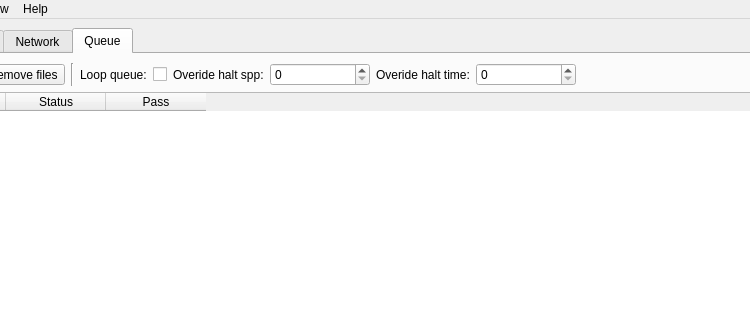
Qt form qtgui/luxrender.ui (sungsoo/luxrender-lux) before a commit; both pictures show x 115 to 865 and y 0 to 320 of the 947 by 736 pixel window.
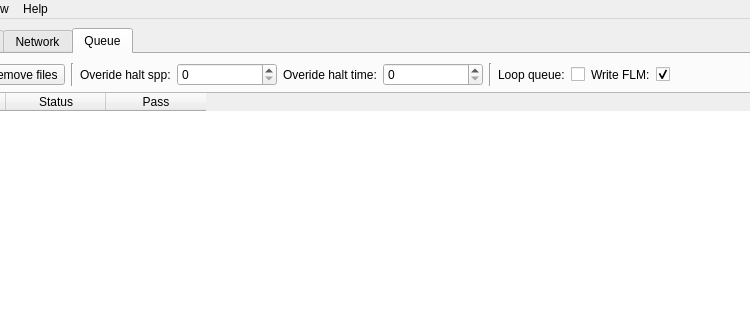
The same form after that commit. The open tabs and pages were chosen to show the change. Icons and pictures are not drawn.

Commit message: Added override of flm writing to queue GUI.

```diff
--- a/qtgui/luxrender.ui
+++ b/qtgui/luxrender.ui
@@ -761,23 +761,6 @@
                    </property>
                  </widget>
                </item>
-               <item>
-                 <widget class="QLabel" name="label_loopQueue">
-                   <property name="text">
-                     <string>Loop queue:</string>
-                   </property>
-                   <property name="buddy">
-                     <cstring>checkBox_loopQueue</cstring>
-                   </property>
-                 </widget>
-               </item>
-               <item>
-                 <widget class="QCheckBox" name="checkBox_loopQueue">
-                   <property name="toolTip">
-                     <string>Continuously loop queue</string>
-                   </property>
-                 </widget>
-               </item>
                <item>
                  <widget class="QLabel" name="label_overrideHaltSpp">
                    <property name="text">
@@ -848,6 +831,50 @@
                    </property>
                  </widget>
                </item>
+               <item>
+                 <widget class="Line" name="line_5">
+                   <property name="orientation">
+                     <enum>Qt::Vertical</enum>
+                   </property>
+                 </widget>
+               </item>
+               <item>
+                 <widget class="QLabel" name="label_loopQueue">
+                   <property name="text">
+                     <string>Loop queue:</string>
+                   </property>
+                   <property name="buddy">
+                     <cstring>checkBox_loopQueue</cstring>
+                   </property>
+                 </widget>
+               </item>
+               <item>
+                 <widget class="QCheckBox" name="checkBox_loopQueue">
+                   <property name="toolTip">
+                     <string>Continuously loop queue</string>
+                   </property>
+                 </widget>
+               </item>
+               <item>
+                 <widget class="QLabel" name="label_overrideWriteFlm">
+                   <property name="text">
+                     <string>Write FLM:</string>
+                   </property>
+                   <property name="buddy">
+                     <cstring>checkBox_overrideWriteFlm</cstring>
+                   </property>
+                 </widget>
+               </item>
+               <item>
+                 <widget class="QCheckBox" name="checkBox_overrideWriteFlm">
+                   <property name="toolTip">
+                     <string>Overrides writing and use of resume FLM file.</string>
+                   </property>
+                   <property name="checkState">
+                     <enum>Qt::Checked</enum>
+                   </property>
+                 </widget>
+               </item>
                <item>
                  <spacer name="horizontalSpacer1">
                    <property name="orientation">
```
The commit also changes 2 other files.
